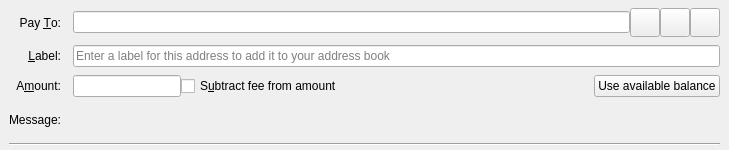
First picture: the form in src/qt/forms/sendcoinsentry.ui, repository ChainCoinUnlimited/ChainCoin, before the edit.
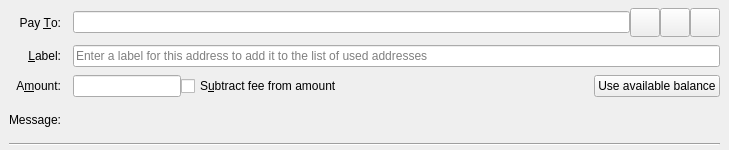
Second picture: the form after the edit. Custom widgets are drawn as their Qt base class.

Commit message: qt: Normalize placeholder to avoid using "address book" in sendcoinsentry

What changed in the file:
```diff
--- a/src/qt/forms/sendcoinsentry.ui
+++ b/src/qt/forms/sendcoinsentry.ui
@@ -133,7 +133,7 @@
        <string>Enter a label for this address to add it to the list of used addresses</string>
       </property>
       <property name="placeholderText">
-       <string>Enter a label for this address to add it to your address book</string>
+       <string>Enter a label for this address to add it to the list of used addresses</string>
       </property>
      </widget>
     </item>
```
